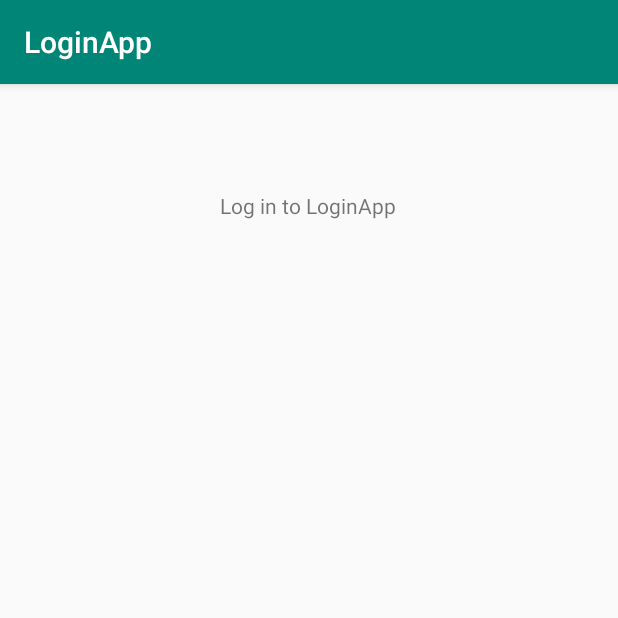
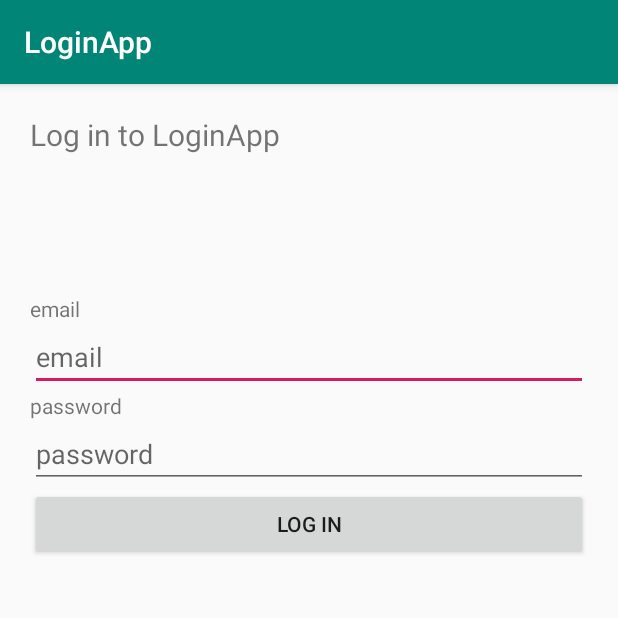
Before and after one commit to serenagibbons/login-app, an Android app: the LoginActivity screen opened directly, with no data from a screen before it, on a phone screen of 412 x 824 dp, the top half of it. Run offline under Robolectric (Android 15) with nearby library versions, the phone set to English and light mode, and no system bars.

Commit message:
Basic login page design

```diff
--- a/app/src/main/java/com/example/loginapp/LoginActivity.java
+++ b/app/src/main/java/com/example/loginapp/LoginActivity.java
@@ -3,6 +3,7 @@ package com.example.loginapp;
 import androidx.appcompat.app.AppCompatActivity;
 
 import android.os.Bundle;
+import android.view.View;
 
 public class LoginActivity extends AppCompatActivity {
 
@@ -11,4 +12,7 @@ public class LoginActivity extends AppCompatActivity {
         super.onCreate(savedInstanceState);
         setContentView(R.layout.activity_login);
     }
+
+    public void logIn(View view) {
+    }
 }
--- a/app/src/main/res/layout/activity_login.xml
+++ b/app/src/main/res/layout/activity_login.xml
@@ -1,16 +1,20 @@
 <?xml version="1.0" encoding="utf-8"?>
-<androidx.constraintlayout.widget.ConstraintLayout xmlns:android="http://schemas.android.com/apk/res/android"
+<LinearLayout
+    xmlns:android="http://schemas.android.com/apk/res/android"
     xmlns:app="http://schemas.android.com/apk/res-auto"
     xmlns:tools="http://schemas.android.com/tools"
     android:layout_width="match_parent"
     android:layout_height="match_parent"
+    android:orientation="vertical"
+    android:padding="20dp"
     tools:context=".LoginActivity">
 
     <!-- Login in label -->
     <TextView
         android:id="@+id/textLog"
-        android:layout_width="wrap_content"
-        android:layout_height="wrap_content"
+        android:layout_width="match_parent"
+        android:layout_height="120dp"
+        android:textSize="20sp"
         android:text="@string/label_login"
         app:layout_constraintBottom_toBottomOf="parent"
         app:layout_constraintEnd_toEndOf="parent"
@@ -18,4 +22,56 @@
         app:layout_constraintStart_toStartOf="parent"
         app:layout_constraintTop_toTopOf="parent"
         app:layout_constraintVertical_bias="0.095" />
-</androidx.constraintlayout.widget.ConstraintLayout>
+
+    <TextView
+        android:id="@+id/textEmail"
+        android:layout_width="match_parent"
+        android:layout_height="wrap_content"
+        android:text="@string/edt_Email" />
+
+    <EditText
+        android:id="@+id/edtEmail"
+        android:layout_width="match_parent"
+        android:layout_height="wrap_content"
+        android:hint="@string/edt_Email"
+        android:importantForAutofill="no"
+        android:inputType="textEmailAddress"
+        app:layout_constraintBottom_toBottomOf="parent"
+        app:layout_constraintEnd_toEndOf="parent"
+        app:layout_constraintHorizontal_bias="0.476"
+        app:layout_constraintStart_toStartOf="parent"
+        app:layout_constraintTop_toBottomOf="@+id/textReg"
+        app:layout_constraintVertical_bias="0.118" />
+
+    <TextView
+        android:id="@+id/textPass"
+        android:layout_width="match_parent"
+        android:layout_height="wrap_content"
+        android:text="@string/edt_Password" />
+
+    <EditText
+        android:id="@+id/edtPass"
+        android:layout_width="match_parent"
+        android:layout_height="wrap_content"
+        android:hint="@string/edt_Password"
+        android:importantForAutofill="no"
+        android:inputType="textPassword"
+        app:layout_constraintBottom_toBottomOf="parent"
+        app:layout_constraintEnd_toEndOf="parent"
+        app:layout_constraintHorizontal_bias="0.472"
+        app:layout_constraintStart_toStartOf="parent"
+        app:layout_constraintTop_toBottomOf="@id/edtFName"
+        app:layout_constraintVertical_bias="0.022" />
+
+    <Button
+        android:id="@+id/buttonLogIn"
+        android:layout_width="match_parent"
+        android:layout_height="wrap_content"
+        android:text="@string/btn_login"
+        app:layout_constraintBottom_toBottomOf="parent"
+        app:layout_constraintEnd_toEndOf="parent"
+        app:layout_constraintStart_toStartOf="parent"
+        app:layout_constraintTop_toBottomOf="@+id/edtPassword"
+        android:onClick="logIn"/>
+
+</LinearLayout>
```
